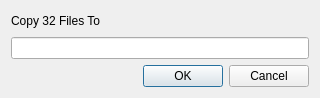
maxavadallat/maxcommander, file ui/copydialog.ui: the form before one commit.
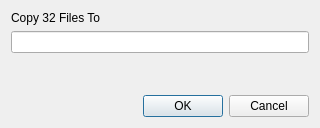
The form after the commit.

```diff
--- a/ui/copydialog.ui
+++ b/ui/copydialog.ui
@@ -7,19 +7,13 @@
     <x>0</x>
     <y>0</y>
     <width>320</width>
-    <height>98</height>
+    <height>128</height>
    </rect>
   </property>
   <property name="minimumSize">
    <size>
     <width>320</width>
-    <height>98</height>
-   </size>
-  </property>
-  <property name="maximumSize">
-   <size>
-    <width>16777215</width>
-    <height>98</height>
+    <height>128</height>
    </size>
   </property>
   <property name="windowTitle">
@@ -45,7 +39,7 @@
    <item row="1" column="0">
     <widget class="QLineEdit" name="targetEdit"/>
    </item>
-   <item row="2" column="0">
+   <item row="3" column="0">
     <widget class="QDialogButtonBox" name="buttonBox">
      <property name="orientation">
       <enum>Qt::Horizontal</enum>
@@ -55,6 +49,19 @@
      </property>
     </widget>
    </item>
+   <item row="2" column="0">
+    <spacer name="verticalSpacer">
+     <property name="orientation">
+      <enum>Qt::Vertical</enum>
+     </property>
+     <property name="sizeHint" stdset="0">
+      <size>
+       <width>20</width>
+       <height>40</height>
+      </size>
+     </property>
+    </spacer>
+   </item>
   </layout>
  </widget>
  <resources/>
```
Left out of the diff: 2 changed lines with no effect on the pictures.
